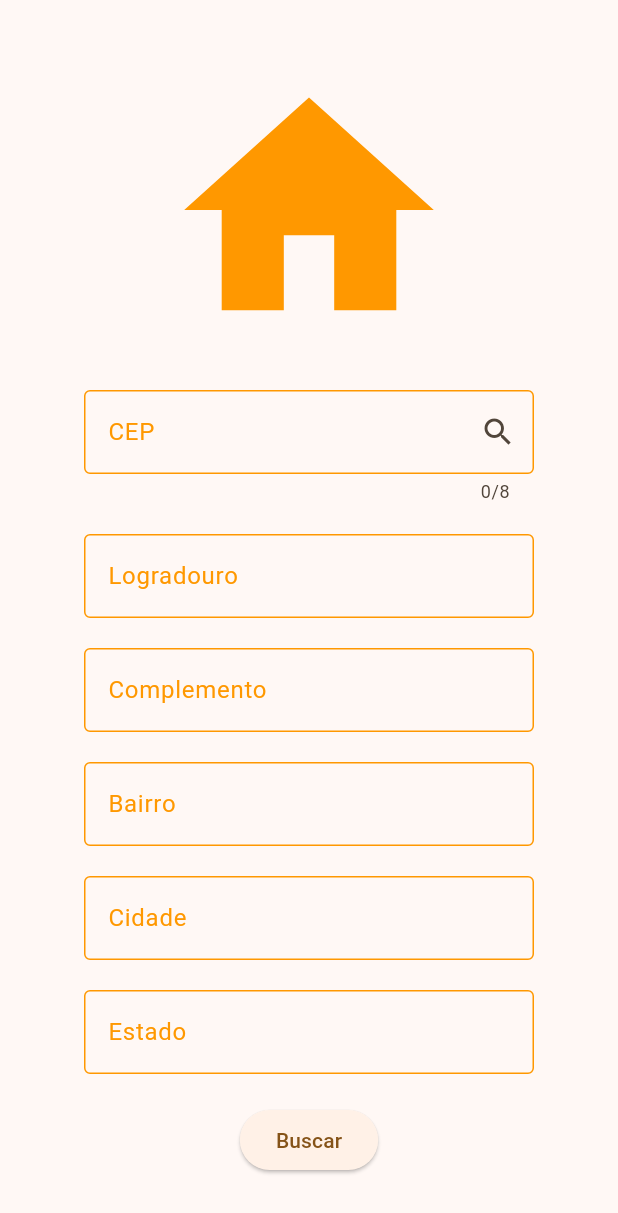
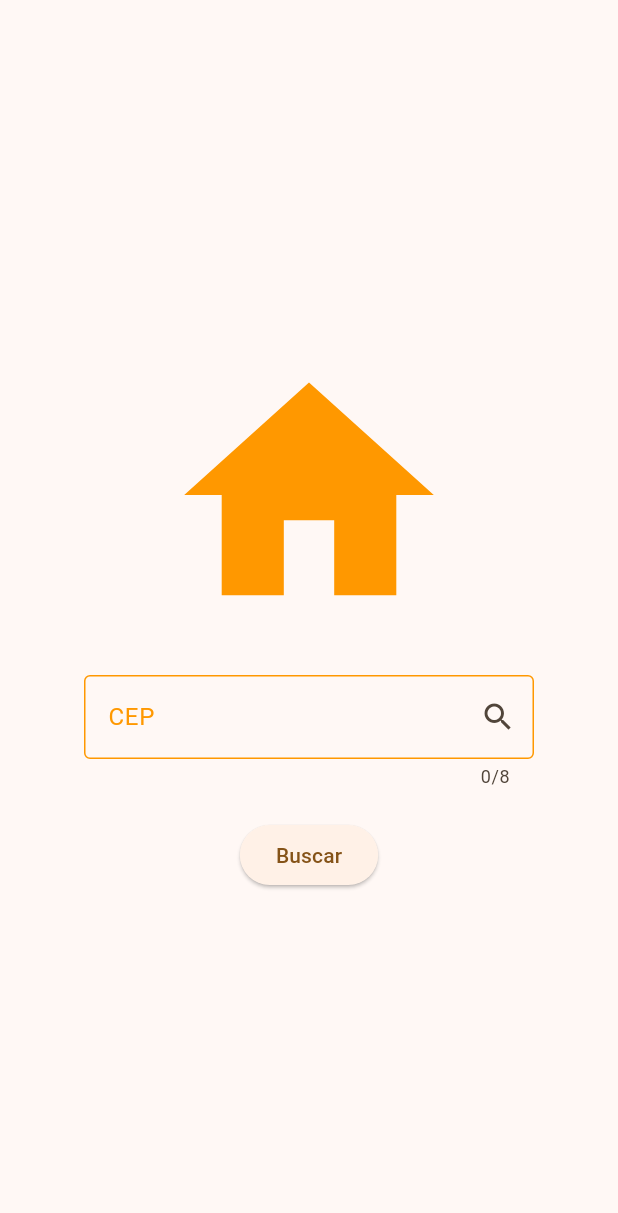
Before and after one commit to douglasrbalbino/flutter_viacep, a Flutter app: the screen it shows after launch, on a phone screen of 412 x 824 dp. Shown: the top 1213 px of the screen. Run offline on Flutter 3.47's test engine with Material 3 defaults, Android fonts, the phone set to English and light mode, and no system bars.

Commit message:
adicao dos tratamentos para usuario, lipando os campos quando o cep forncido estiver vazio

```diff
--- a/lib/Pages/home_page.dart
+++ b/lib/Pages/home_page.dart
@@ -18,10 +18,16 @@ class _MyHomePageState extends State<MyHomePage> {
   TextEditingController controllerCidade = TextEditingController();
   TextEditingController controllerEstado = TextEditingController();
   Endereco? endereco; // Variável podereceber null
+  bool isLoading = false;
 
   ViaCepServices viaCepServices = ViaCepServices();
 
   Future<void> buscarCep(String Cep) async {
+    clearController();
+    setState(() {
+      isLoading = true;
+    });
+    try {
       Endereco? response = await viaCepServices.buscarEndereco(Cep);
 
       if (response?.localidade == null) {
@@ -35,6 +41,7 @@ class _MyHomePageState extends State<MyHomePage> {
             );
           },
         );
+        controllerCep.clear();
         return;
       }
 
@@ -43,6 +50,13 @@ class _MyHomePageState extends State<MyHomePage> {
       });
 
       setControllersCep(endereco!);
+    } catch (erro) {
+      throw Exception("Erro ao buscar CEP: $erro");
+    } finally {
+      setState(() {
+        isLoading = false;
+      });
+    }
   }
 
   void setControllersCep(Endereco endereco) {
@@ -51,6 +65,14 @@ class _MyHomePageState extends State<MyHomePage> {
     controllerBairro.text = endereco.bairro!;
     controllerCidade.text = endereco.localidade!;
     controllerEstado.text = endereco.estado!;
+  }
+
+  void clearController() {
+    controllerBairro.clear();
+    controllerComplemento.clear();
+    controllerCidade.clear();
+    controllerLogradouro.clear();
+    controllerEstado.clear();
   }
 
   @override
@@ -65,13 +87,32 @@ class _MyHomePageState extends State<MyHomePage> {
             SizedBox(
               width: 300,
               child: TextField(
+                onChanged: (valor) {
+                  if (valor.isEmpty) {
+                    setState(() {
+                      endereco = null;
+                    });
+                    clearController();
+                  }
+                },
                 controller: controllerCep,
                 maxLength: 8,
                 inputFormatters: [FilteringTextInputFormatter.digitsOnly],
                 keyboardType: TextInputType.number,
                 style: TextStyle(color: Colors.orange),
                 decoration: InputDecoration(
-                  suffixIcon: IconButton(
+                  suffixIcon: isLoading
+                      ? SizedBox(
+                          width: 10,
+                          height: 10,
+                          child: Padding(
+                            padding: const EdgeInsets.all(
+                              15.0,
+                            ), // Ao adicionar o padding, o icone de loading se adaptou dentro do pai
+                            child: CircularProgressIndicator(),
+                          ),
+                        )
+                      : IconButton(
                           onPressed: () {
                             buscarCep(controllerCep.text);
                           },
@@ -92,6 +133,10 @@ class _MyHomePageState extends State<MyHomePage> {
               ),
             ),
 
+            if (endereco?.bairro != null)
+              Column(
+                spacing: 10,
+                children: [
                   SizedBox(
                     width: 300,
                     child: TextField(
@@ -105,7 +150,10 @@ class _MyHomePageState extends State<MyHomePage> {
                           borderSide: BorderSide(color: Colors.orange),
                         ),
                         border: OutlineInputBorder(
-                    borderSide: BorderSide(color: Colors.orange, width: 5),
+                          borderSide: BorderSide(
+                            color: Colors.orange,
+                            width: 5,
+                          ),
                         ),
                         labelText: "Logradouro",
                         labelStyle: TextStyle(color: Colors.orange),
@@ -126,7 +174,10 @@ class _MyHomePageState extends State<MyHomePage> {
                           borderSide: BorderSide(color: Colors.orange),
                         ),
                         border: OutlineInputBorder(
-                    borderSide: BorderSide(color: Colors.orange, width: 5),
+                          borderSide: BorderSide(
+                            color: Colors.orange,
+                            width: 5,
+                          ),
                         ),
                         labelText: "Complemento",
                         labelStyle: TextStyle(color: Colors.orange),
@@ -147,7 +198,10 @@ class _MyHomePageState extends State<MyHomePage> {
                           borderSide: BorderSide(color: Colors.orange),
                         ),
                         border: OutlineInputBorder(
-                    borderSide: BorderSide(color: Colors.orange, width: 5),
+                          borderSide: BorderSide(
+                            color: Colors.orange,
+                            width: 5,
+                          ),
                         ),
                         labelText: "Bairro",
                         labelStyle: TextStyle(color: Colors.orange),
@@ -168,7 +222,10 @@ class _MyHomePageState extends State<MyHomePage> {
                           borderSide: BorderSide(color: Colors.orange),
                         ),
                         border: OutlineInputBorder(
-                    borderSide: BorderSide(color: Colors.orange, width: 5),
+                          borderSide: BorderSide(
+                            color: Colors.orange,
+                            width: 5,
+                          ),
                         ),
                         labelText: "Cidade",
                         labelStyle: TextStyle(color: Colors.orange),
@@ -189,12 +246,17 @@ class _MyHomePageState extends State<MyHomePage> {
                           borderSide: BorderSide(color: Colors.orange),
                         ),
                         border: OutlineInputBorder(
-                    borderSide: BorderSide(color: Colors.orange, width: 5),
+                          borderSide: BorderSide(
+                            color: Colors.orange,
+                            width: 5,
+                          ),
                         ),
                         labelText: "Estado",
                         labelStyle: TextStyle(color: Colors.orange),
                       ),
                     ),
+                  ),
+                ],
               ),
 
             ElevatedButton(onPressed: () {}, child: Text("Buscar")),
```
Lines whose indentation alone changed are shown as unchanged.
